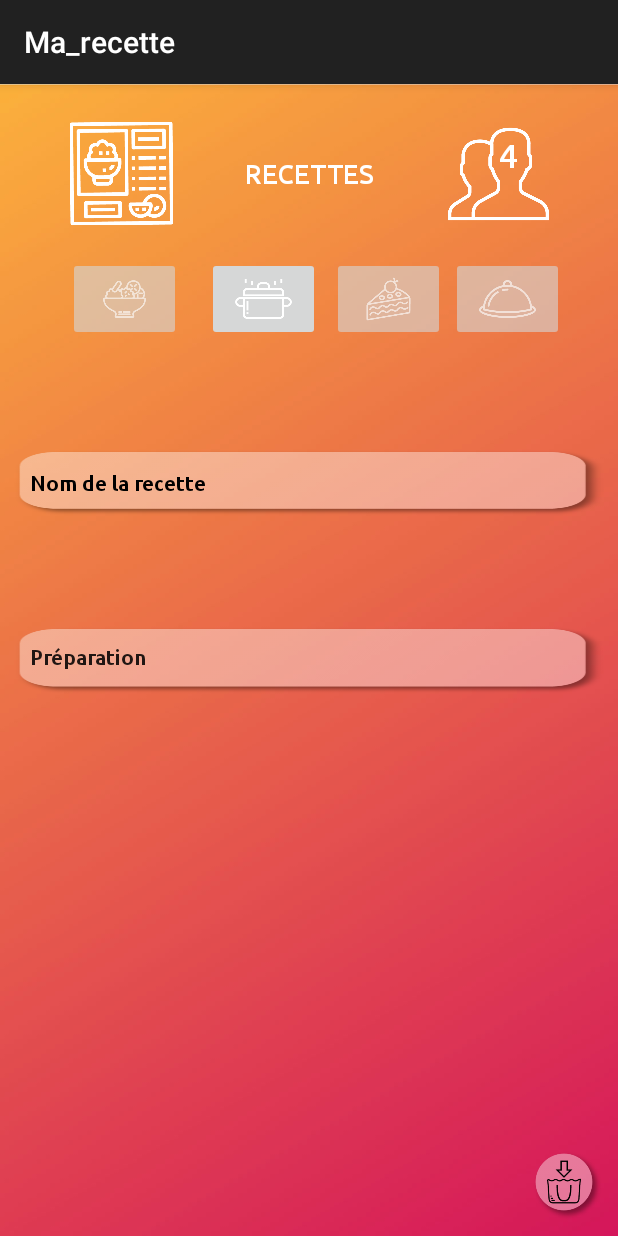
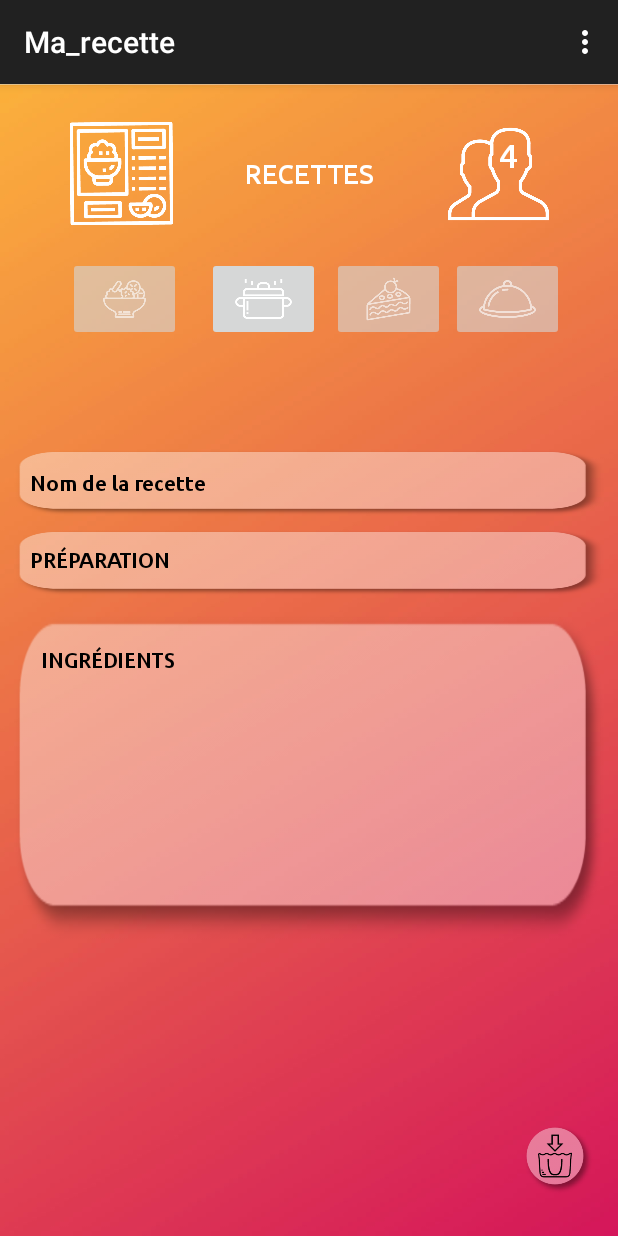
Before and after one commit to vcoquinot/shoping, an Android app: the Ma_recette screen opened directly, with no data from a screen before it, on a phone screen of 412 x 824 dp. Run offline under Robolectric (Android 15) with nearby library versions, the light colour scheme and no system bars; Roboto replaces fonts that are not available here.

Commit message:
activity 22 editTexts

```diff
--- a/Shoping/app/src/main/java/com/example/morga/shoping/Accueil.java
+++ b/Shoping/app/src/main/java/com/example/morga/shoping/Accueil.java
@@ -22,7 +22,8 @@ public class Accueil extends AppCompatActivity {
     public void ClickCourse(View courseButton) {
         //Intent intent = new Intent(Accueil.this, mes_courses.class);
         //!!!!!!!!CHANGED DIRECTION TO CHECK ACTIVITY!!!!!!!!
-        Intent intent = new Intent(Accueil.this, categorie_ingredient.class);
+        //Intent intent = new Intent(Accueil.this, categorie_ingredient.class);
+        Intent intent = new Intent(Accueil.this, Ma_recette.class);
         startActivity(intent);
     }
 
--- a/Shoping/app/src/main/java/com/example/morga/shoping/Ma_recette.java
+++ b/Shoping/app/src/main/java/com/example/morga/shoping/Ma_recette.java
@@ -5,6 +5,8 @@ import android.support.design.widget.FloatingActionButton;
 import android.support.design.widget.Snackbar;
 import android.support.v7.app.AppCompatActivity;
 import android.support.v7.widget.Toolbar;
+import android.view.Menu;
+import android.view.MenuInflater;
 import android.view.View;
 
 public class Ma_recette extends AppCompatActivity {
@@ -26,4 +28,11 @@ public class Ma_recette extends AppCompatActivity {
 //        });
     }
 
+    @Override
+    public boolean onCreateOptionsMenu(Menu menu) {
+        MenuInflater inflater = getMenuInflater();
+        inflater.inflate(R.menu.main_menu,menu);
+        return super.onCreateOptionsMenu(menu);
+    }
+
 }
--- a/Shoping/app/src/main/res/layout/activity_22ma_recette.xml
+++ b/Shoping/app/src/main/res/layout/activity_22ma_recette.xml
@@ -37,7 +37,8 @@
         android:layout_width="52dp"
         android:layout_height="52dp"
         android:layout_marginBottom="10dp"
-        android:layout_marginEnd="10dp"
+        android:layout_marginEnd="16dp"
+        android:layout_marginTop="8dp"
         android:background="@drawable/pastille_panier_ajoute"
         android:fontFamily="@font/ubuntu_medium"
         android:textAllCaps="false"
@@ -45,7 +46,9 @@
         android:textSize="30sp"
         app:layout_constraintBottom_toBottomOf="parent"
         app:layout_constraintEnd_toEndOf="parent"
-        app:layout_constraintRight_toRightOf="parent" />
+        app:layout_constraintRight_toRightOf="parent"
+        app:layout_constraintTop_toBottomOf="@+id/editText2"
+        app:layout_constraintVertical_bias="0.86" />
 
     <ImageView
         android:id="@+id/imageRecettes2"
@@ -155,7 +158,8 @@
         android:background="@drawable/bt_40"
         android:ems="10"
         android:fontFamily="@font/ubuntu_medium"
-        android:inputType="textMultiLine"
+        android:inputType="textAutoCorrect"
+        android:maxLines="2"
         android:padding="12dp"
         android:text="Nom de la recette"
         android:textAppearance="@style/TextAppearance.AppCompat"
@@ -168,22 +172,69 @@
         app:layout_constraintVertical_bias="0.259" />
 
     <TextView
-        android:id="@+id/textView12"
+        android:id="@+id/preparation"
         android:layout_width="0dp"
-        android:layout_height="46dp"
-        android:layout_marginBottom="296dp"
+        android:layout_height="45dp"
+        android:layout_marginBottom="8dp"
         android:layout_marginEnd="8dp"
         android:layout_marginStart="8dp"
         android:layout_marginTop="8dp"
         android:background="@drawable/bt_40"
         android:fontFamily="@font/ubuntu_medium"
         android:padding="12dp"
-        android:text="Préparation"
+        android:text="PRÉPARATION"
         android:textAppearance="@style/TextAppearance.AppCompat"
+        android:textColor="@android:color/black"
         android:textSize="14sp"
         app:layout_constraintBottom_toBottomOf="parent"
         app:layout_constraintEnd_toEndOf="parent"
+        app:layout_constraintHorizontal_bias="0.0"
         app:layout_constraintStart_toStartOf="parent"
-        app:layout_constraintTop_toBottomOf="@+id/nom-recette" />
+        app:layout_constraintTop_toBottomOf="@+id/nom-recette"
+        app:layout_constraintVertical_bias="0.0" />
+
+    <EditText
+        android:id="@+id/editText2"
+        android:layout_width="0dp"
+        android:layout_height="225dp"
+        android:layout_marginBottom="104dp"
+        android:layout_marginEnd="8dp"
+        android:layout_marginStart="8dp"
+        android:layout_marginTop="8dp"
+        android:background="@drawable/bt_40"
+        android:ems="10"
+        android:fontFamily="@font/ubuntu_medium"
+        android:inputType="textMultiLine"
+        android:padding="12dp"
+        android:scrollbarAlwaysDrawHorizontalTrack="false"
+        android:scrollbarAlwaysDrawVerticalTrack="true"
+        android:textAppearance="@style/TextAppearance.AppCompat"
+        android:textColor="@android:color/black"
+        app:layout_constraintBottom_toBottomOf="parent"
+        app:layout_constraintEnd_toEndOf="parent"
+        app:layout_constraintHorizontal_bias="0.0"
+        app:layout_constraintStart_toStartOf="parent"
+        app:layout_constraintTop_toBottomOf="@+id/preparation"
+        app:layout_constraintVertical_bias="0.0" />
+
+    <TextView
+        android:id="@+id/textView11"
+        android:layout_width="wrap_content"
+        android:layout_height="16dp"
+        android:layout_marginBottom="8dp"
+        android:layout_marginEnd="8dp"
+        android:layout_marginStart="8dp"
+        android:layout_marginTop="8dp"
+        android:fontFamily="@font/ubuntu_medium"
+        android:paddingStart="12dp"
+        android:text="INGRÉDIENTS"
+        android:textAppearance="@style/TextAppearance.AppCompat"
+        android:textColor="@android:color/black"
+        app:layout_constraintBottom_toBottomOf="@+id/editText2"
+        app:layout_constraintEnd_toEndOf="@+id/editText2"
+        app:layout_constraintHorizontal_bias="0.0"
+        app:layout_constraintStart_toStartOf="@+id/editText2"
+        app:layout_constraintTop_toTopOf="@+id/editText2"
+        app:layout_constraintVertical_bias="0.09" />
 
 </android.support.constraint.ConstraintLayout>
```
Also changed, not shown: Shoping/app/src/main/java/com/example/morga/shoping/Ma_recette_creation.java (added, +26 -0 lines), Shoping/app/src/main/res/layout/activity_23ma_recette_creation.xml (+28 -1 lines).
